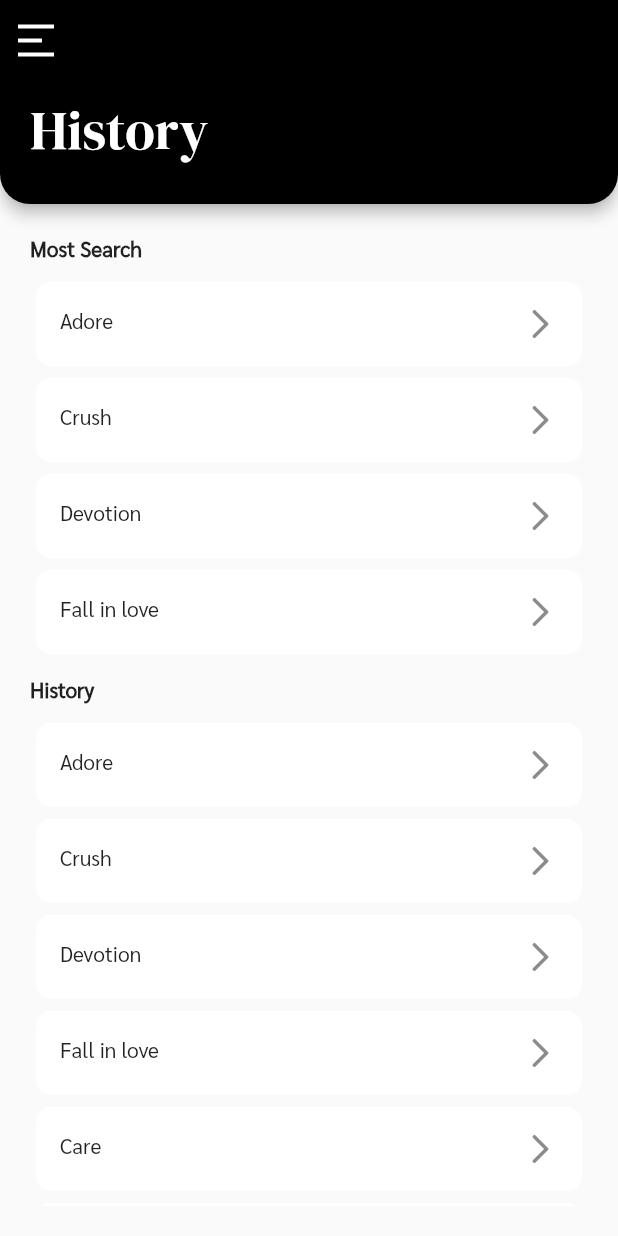
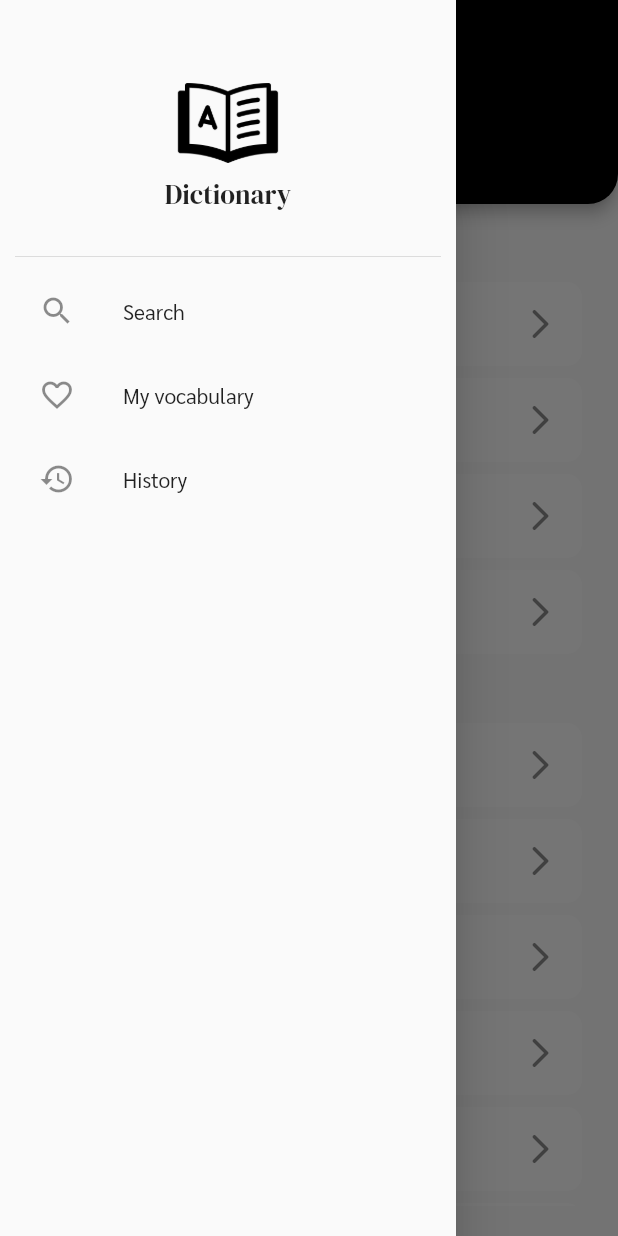
Before and after one commit to aimaimm/dictionary, a Flutter app: the History_Screen screen opened directly, with the side drawer open (before the commit the screen has no drawer), on a phone screen of 412 x 824 dp. Run offline on Flutter 3.47's test engine with Material 2 defaults, Android fonts, the phone set to English and light mode, and no system bars; our stand-ins replace flip_card, flutter_svg.

Commit message:
drawer of history page

```diff
--- a/lib/history_screen.dart
+++ b/lib/history_screen.dart
@@ -1,4 +1,5 @@
 import 'package:dictionary/data.dart';
+import 'package:dictionary/sidebar_widget.dart';
 import 'package:flutter/material.dart';
 import 'package:flutter_svg/flutter_svg.dart';
 
@@ -59,6 +60,7 @@ class _History_ScreenState extends State<History_Screen> {
           ),
         ),
       ),
+      drawer: SideDrawer(),
       body: Padding(
         padding: const EdgeInsets.all(20.0),
         child: ListView(
```
